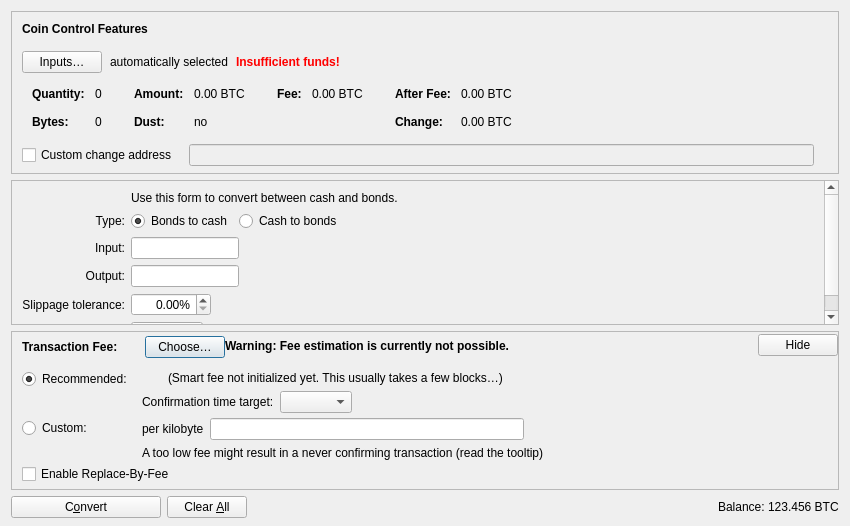
joshdoman/peerfed, file src/qt/forms/convertcoinsdialog.ui: the form before one commit.
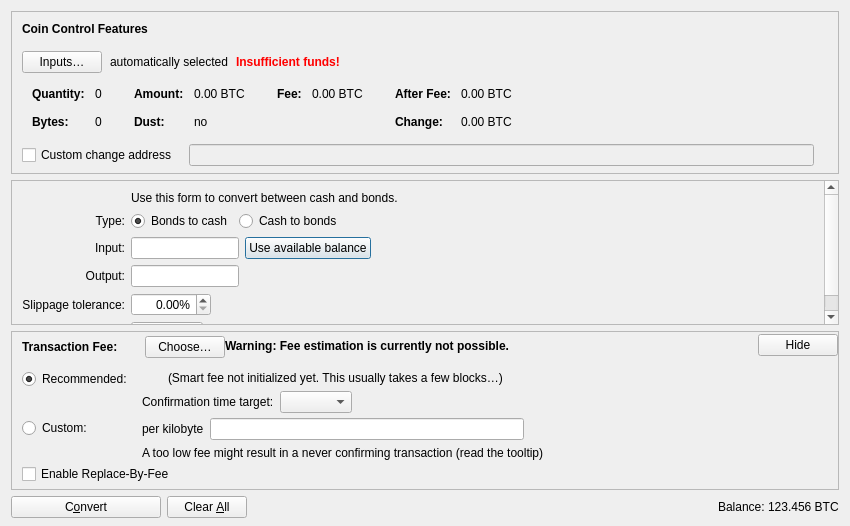
The form after the commit. Icons and pictures are not drawn. Custom widgets are drawn as their Qt base class.

Commit message: added ability to convert available balance and pay fees using input amount

```diff
--- a/src/qt/forms/convertcoinsdialog.ui
+++ b/src/qt/forms/convertcoinsdialog.ui
@@ -760,6 +760,13 @@
              </property>
             </widget>
            </item>
+           <item>
+            <widget class="QPushButton" name="useAvailableBalanceButton">
+             <property name="text">
+              <string>Use available balance</string>
+             </property>
+            </widget>
+           </item>
            <item>
             <spacer name="horizontalSpacer_3">
              <property name="orientation">
```
Left out of the diff: 8 changed lines with no effect on the pictures. The commit also changes 8 other files.
